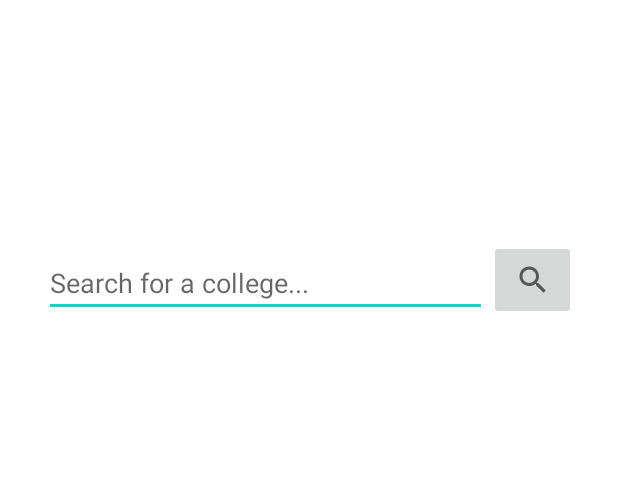
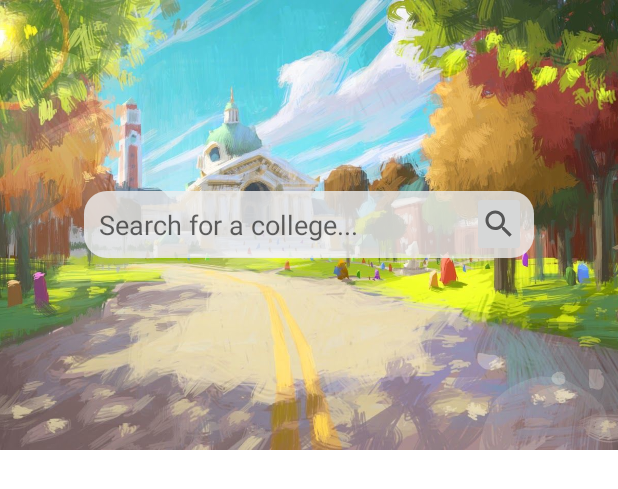
Before and after one commit to janelle-cheung/CoCo, an Android app: the layout fragment_search.xml on its own in the app's theme, with its tools: preview values and no code run, on a phone screen of 412 x 824 dp. Shown: the top 489 px of the screen. Run offline under Robolectric (Android 15) with nearby library versions, the light colour scheme and no system bars.

Commit message:
Touched up a few visuals

```diff
--- a/app/src/main/res/drawable/rounded_edittext.xml
+++ b/app/src/main/res/drawable/rounded_edittext.xml
@@ -2,7 +2,7 @@
     android:shape="rectangle"
     android:padding="10dp">
 
-    <solid android:color="#DDEFEFEF" />
+    <solid android:color="#CCEFEFEF" />
     <corners
         android:bottomRightRadius="15dp"
         android:bottomLeftRadius="15dp"
--- a/app/src/main/res/layout/fragment_college_details.xml
+++ b/app/src/main/res/layout/fragment_college_details.xml
@@ -16,7 +16,7 @@
         android:layout_height="350dp"
         android:layout_alignParentStart="true"
         android:layout_alignParentTop="true"
-        android:scaleType="fitCenter"
+        android:scaleType="centerCrop"
         android:adjustViewBounds="true"
         tools:src="@tools:sample/avatars" />
 
--- a/app/src/main/res/layout/fragment_search.xml
+++ b/app/src/main/res/layout/fragment_search.xml
@@ -7,28 +7,53 @@
     android:layout_height="match_parent"
     tools:context=".ui.search.SearchFragment">
 
+    <RelativeLayout
+        android:id="@+id/rlSearch"
+        android:layout_width="match_parent"
+        android:layout_height="wrap_content">
+
+        <ImageView
+            android:id="@+id/ivBackground"
+            android:layout_width="match_parent"
+            android:layout_height="300dp"
+            android:layout_alignParentStart="true"
+            android:layout_alignParentTop="true"
+            android:scaleType="centerCrop"
+            android:adjustViewBounds="true"
+            app:srcCompat="@drawable/search_background" />
+
+        <RelativeLayout
+            android:layout_width="match_parent"
+            android:layout_height="wrap_content"
+            android:layout_centerInParent="true">
+
             <AutoCompleteTextView
                 android:id="@+id/aetCollegeAutoComplete"
-        android:layout_width="295dp"
+                android:layout_width="300dp"
                 android:layout_height="wrap_content"
-        android:layout_alignParentStart="true"
-        android:layout_alignParentTop="true"
-        android:layout_centerHorizontal="true"
-        android:layout_marginStart="29dp"
-        android:layout_marginTop="166dp"
                 android:completionThreshold="1"
-        android:ems="10"
+                android:layout_centerInParent="true"
+                android:background="@drawable/rounded_edittext"
+                android:padding="10dp"
                 android:hint="@string/college_search_prompt" />
 
                 <ImageButton
                     android:id="@+id/ibSearch"
-        android:layout_width="58dp"
-        android:layout_height="53dp"
-        android:layout_alignParentTop="true"
-        android:layout_alignParentEnd="true"
-        android:layout_marginTop="160dp"
-        android:layout_marginEnd="28dp"
+                    android:layout_width="36dp"
+                    android:layout_height="wrap_content"
+                    android:layout_alignTop="@+id/aetCollegeAutoComplete"
+                    android:layout_alignEnd="@+id/aetCollegeAutoComplete"
+                    android:layout_marginEnd="5dp"
                     android:src="@drawable/ic_baseline_search_24" />
+
+        </RelativeLayout>
+    </RelativeLayout>
+
+    <androidx.recyclerview.widget.RecyclerView
+        android:id="@+id/rvSuggestions"
+        android:layout_width="match_parent"
+        android:layout_height="wrap_content"
+        android:layout_below="@id/rlSearch" />
 
 
 </RelativeLayout>
```
Also changed, not shown: app/src/main/java/com/example/collegeconnect/ui/CollegeDetailsFragment.java (+1 -6 lines), app/src/main/res/layout/fragment_college_media_details.xml (+16 -13 lines), app/src/main/res/drawable/search_background.jpeg (added), app/src/main/search_fragment_background-playstore.png (added). Lines whose indentation alone changed are shown as unchanged.
